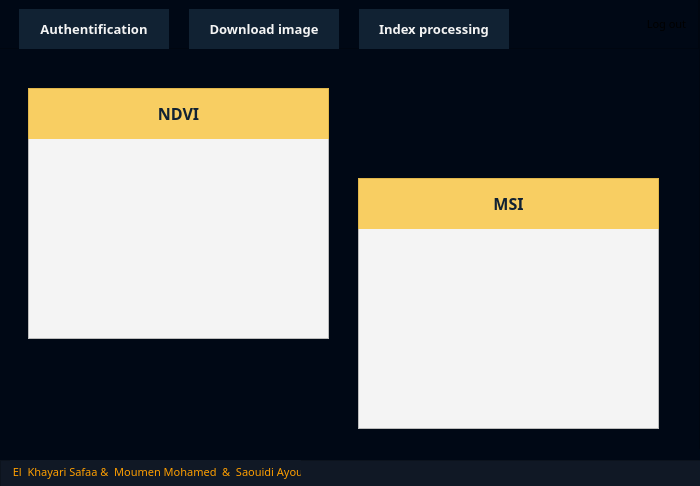
Old version of the form imagedownloader_dialog_base.ui in the repository AyoubSaouidi/SentinelImagesDownloader.
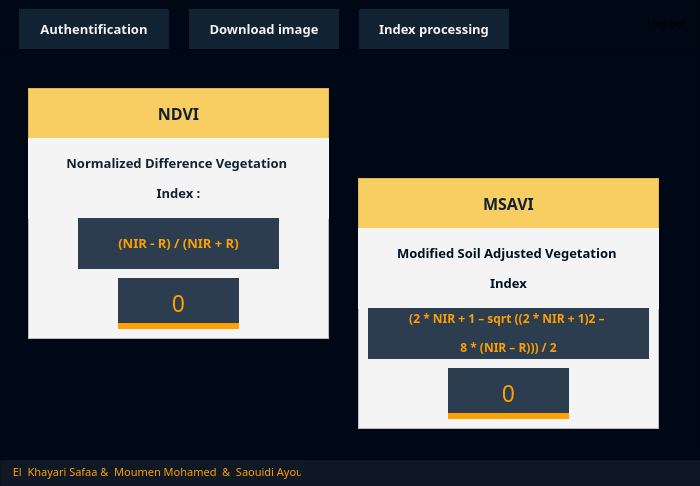
New version of the form. The open tabs and pages were chosen to show the change.

```diff
--- a/imagedownloader_dialog_base.ui
+++ b/imagedownloader_dialog_base.ui
@@ -1487,6 +1487,99 @@
          <set>Qt::AlignCenter</set>
         </property>
        </widget>
+       <widget class="QLabel" name="label_13">
+        <property name="geometry">
+         <rect>
+          <x>0</x>
+          <y>50</y>
+          <width>301</width>
+          <height>81</height>
+         </rect>
+        </property>
+        <property name="font">
+         <font>
+          <family>sans-serif</family>
+          <pointsize>10</pointsize>
+          <weight>75</weight>
+          <bold>true</bold>
+         </font>
+        </property>
+        <property name="styleSheet">
+         <string notr="true">color: #123;</string>
+        </property>
+        <property name="text">
+         <string>&lt;html&gt;&lt;head/&gt;&lt;body&gt;&lt;p&gt;Normalized Difference Vegetation &lt;/p&gt;&lt;p&gt;Index :&lt;/p&gt;&lt;/body&gt;&lt;/html&gt;</string>
+        </property>
+        <property name="textFormat">
+         <enum>Qt::RichText</enum>
+        </property>
+        <property name="alignment">
+         <set>Qt::AlignCenter</set>
+        </property>
+       </widget>
+       <widget class="QLabel" name="label_14">
+        <property name="geometry">
+         <rect>
+          <x>50</x>
+          <y>130</y>
+          <width>201</width>
+          <height>51</height>
+         </rect>
+        </property>
+        <property name="font">
+         <font>
+          <family>sans-serif</family>
+          <pointsize>10</pointsize>
+          <weight>75</weight>
+          <bold>true</bold>
+         </font>
+        </property>
+        <property name="styleSheet">
+         <string notr="true">color: #ff9f00;
+background-color: rgba(20,40,60,0.9);</string>
+        </property>
+        <property name="text">
+         <string>&lt;html&gt;&lt;head/&gt;&lt;body&gt;&lt;p&gt;(NIR - R) / (NIR + R)&lt;/p&gt;&lt;/body&gt;&lt;/html&gt;</string>
+        </property>
+        <property name="textFormat">
+         <enum>Qt::RichText</enum>
+        </property>
+        <property name="alignment">
+         <set>Qt::AlignCenter</set>
+        </property>
+       </widget>
+       <widget class="QLabel" name="ndviLabel">
+        <property name="geometry">
+         <rect>
+          <x>90</x>
+          <y>190</y>
+          <width>121</width>
+          <height>51</height>
+         </rect>
+        </property>
+        <property name="font">
+         <font>
+          <family>sans-serif</family>
+          <pointsize>17</pointsize>
+          <weight>50</weight>
+          <bold>false</bold>
+         </font>
+        </property>
+        <property name="styleSheet">
+         <string notr="true">color: #ff9f00;
+background-color: rgba(20,40,60,0.9);
+border-bottom: 6px solid #ff9f00;</string>
+        </property>
+        <property name="text">
+         <string>&lt;html&gt;&lt;head/&gt;&lt;body&gt;&lt;p&gt;0&lt;/p&gt;&lt;/body&gt;&lt;/html&gt;</string>
+        </property>
+        <property name="textFormat">
+         <enum>Qt::RichText</enum>
+        </property>
+        <property name="alignment">
+         <set>Qt::AlignCenter</set>
+        </property>
+       </widget>
       </widget>
       <widget class="QFrame" name="NDVIContainer_2">
        <property name="geometry">
@@ -1529,7 +1622,100 @@
 background-color: rgba(250,180,0,0.6);</string>
         </property>
         <property name="text">
-         <string>MSI</string>
+         <string>MSAVI</string>
+        </property>
+        <property name="alignment">
+         <set>Qt::AlignCenter</set>
+        </property>
+       </widget>
+       <widget class="QLabel" name="msaviLabel">
+        <property name="geometry">
+         <rect>
+          <x>90</x>
+          <y>190</y>
+          <width>121</width>
+          <height>51</height>
+         </rect>
+        </property>
+        <property name="font">
+         <font>
+          <family>sans-serif</family>
+          <pointsize>17</pointsize>
+          <weight>50</weight>
+          <bold>false</bold>
+         </font>
+        </property>
+        <property name="styleSheet">
+         <string notr="true">color: #ff9f00;
+background-color: rgba(20,40,60,0.9);
+border-bottom: 6px solid #ff9f00;</string>
+        </property>
+        <property name="text">
+         <string>&lt;html&gt;&lt;head/&gt;&lt;body&gt;&lt;p&gt;0&lt;/p&gt;&lt;/body&gt;&lt;/html&gt;</string>
+        </property>
+        <property name="textFormat">
+         <enum>Qt::RichText</enum>
+        </property>
+        <property name="alignment">
+         <set>Qt::AlignCenter</set>
+        </property>
+       </widget>
+       <widget class="QLabel" name="label_17">
+        <property name="geometry">
+         <rect>
+          <x>0</x>
+          <y>50</y>
+          <width>301</width>
+          <height>81</height>
+         </rect>
+        </property>
+        <property name="font">
+         <font>
+          <family>sans-serif</family>
+          <pointsize>10</pointsize>
+          <weight>75</weight>
+          <bold>true</bold>
+         </font>
+        </property>
+        <property name="styleSheet">
+         <string notr="true">color: #123;</string>
+        </property>
+        <property name="text">
+         <string>&lt;html&gt;&lt;head/&gt;&lt;body&gt;&lt;p&gt;&lt;span style=&quot; font-family:'MS Shell Dlg 2'; color:#001122;&quot;&gt;Modified Soil Adjusted Vegetation &lt;/span&gt;&lt;/p&gt;&lt;p&gt;&lt;span style=&quot; font-family:'MS Shell Dlg 2'; color:#001122;&quot;&gt;Index&lt;/span&gt;&lt;/p&gt;&lt;/body&gt;&lt;/html&gt;</string>
+        </property>
+        <property name="textFormat">
+         <enum>Qt::RichText</enum>
+        </property>
+        <property name="alignment">
+         <set>Qt::AlignCenter</set>
+        </property>
+       </widget>
+       <widget class="QLabel" name="label_21">
+        <property name="geometry">
+         <rect>
+          <x>10</x>
+          <y>130</y>
+          <width>281</width>
+          <height>51</height>
+         </rect>
+        </property>
+        <property name="font">
+         <font>
+          <family>sans-serif</family>
+          <pointsize>10</pointsize>
+          <weight>75</weight>
+          <bold>true</bold>
+         </font>
+        </property>
+        <property name="styleSheet">
+         <string notr="true">color: #ff9f00;
+background-color: rgba(20,40,60,0.9);</string>
+        </property>
+        <property name="text">
+         <string>&lt;html&gt;&lt;head/&gt;&lt;body&gt;&lt;p&gt;&lt;span style=&quot; font-family:'MS Shell Dlg 2'; font-size:9pt; color:#ff9f00;&quot;&gt;(2 * NIR + 1 – sqrt ((2 * NIR + 1)2 – &lt;/span&gt;&lt;/p&gt;&lt;p&gt;&lt;span style=&quot; font-family:'MS Shell Dlg 2'; font-size:9pt; color:#ff9f00;&quot;&gt;8 * (NIR – R))) / 2&lt;/span&gt;&lt;/p&gt;&lt;/body&gt;&lt;/html&gt;</string>
+        </property>
+        <property name="textFormat">
+         <enum>Qt::RichText</enum>
         </property>
         <property name="alignment">
          <set>Qt::AlignCenter</set>
```
Left out of the diff: 2 changed lines with no effect on the pictures.
